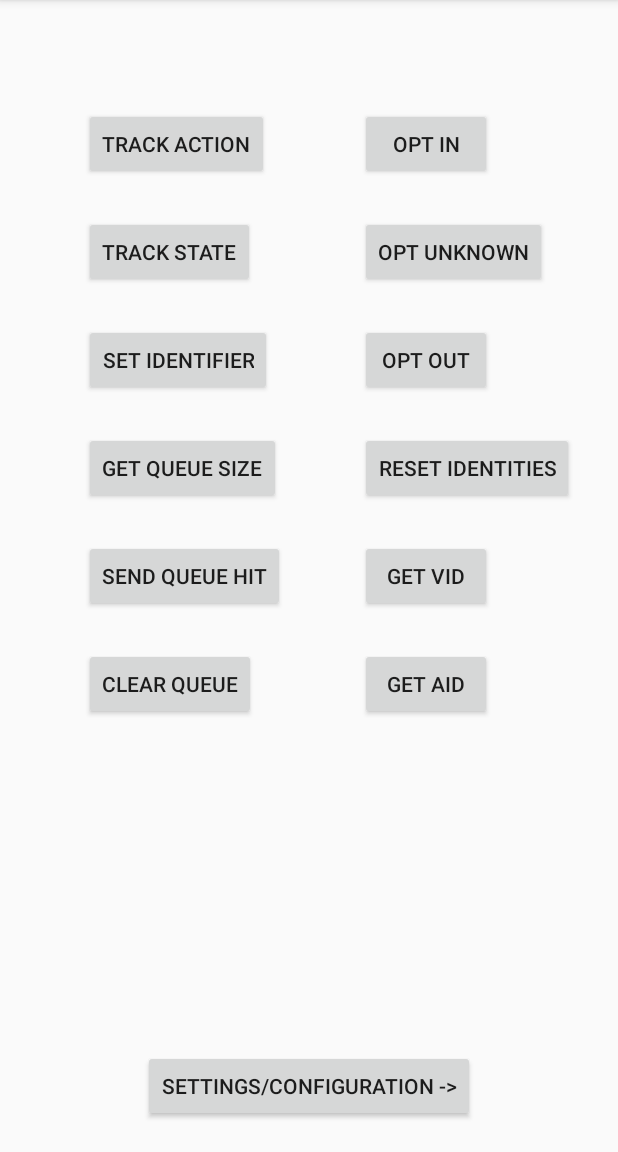
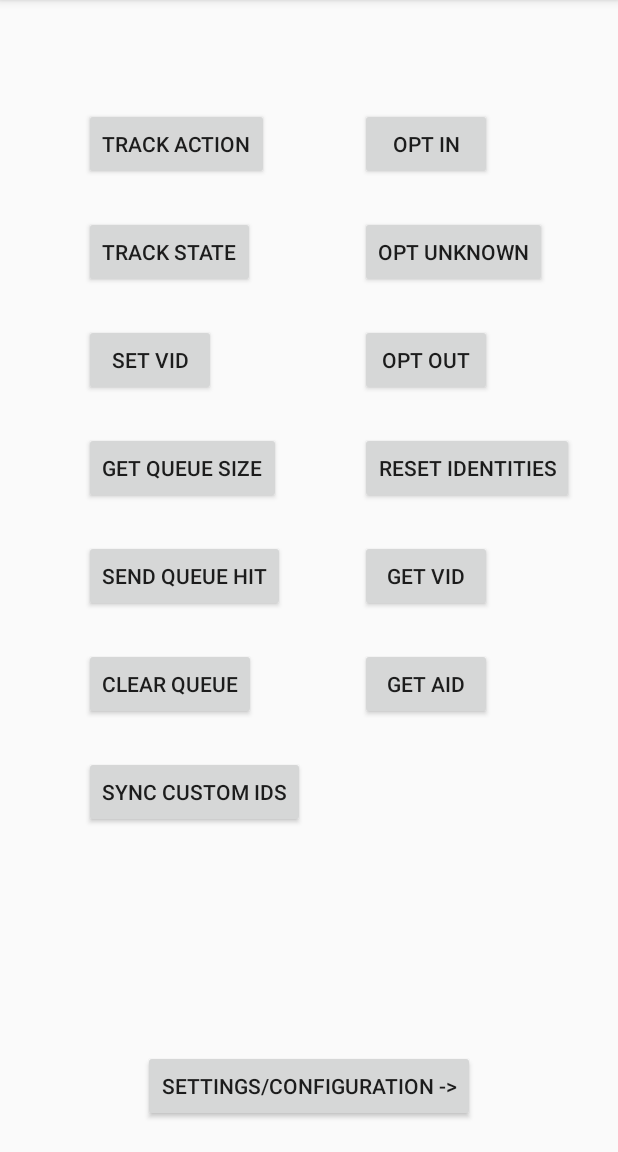
Before and after one commit to adobe/aepsdk-analytics-android, an Android app: the screen it shows after launch (MainActivity), on a phone screen of 412 x 824 dp, the part 84-1236 px from its top. Run offline under Robolectric (Android 15) with nearby library versions, the phone set to English and light mode, and no system bars; 11 statements that could not run were skipped.

```diff
--- a/code/testapp/src/main/res/layout/activity_main.xml
+++ b/code/testapp/src/main/res/layout/activity_main.xml
@@ -33,14 +33,14 @@
 
 
     <Button
-        android:id="@+id/setIdentifier"
+        android:id="@+id/setVid"
         android:layout_width="wrap_content"
         android:layout_height="wrap_content"
         android:layout_marginStart="56dp"
         android:layout_marginLeft="60dp"
         android:layout_marginTop="24dp"
-        android:onClick="setIdentifier"
-        android:text="Set Identifier"
+        android:onClick="setVisitorIdentifier"
+        android:text="Set VID"
         app:layout_constraintStart_toStartOf="parent"
         app:layout_constraintTop_toBottomOf="@+id/trackState" />
 
@@ -51,10 +51,10 @@
         android:layout_marginStart="56dp"
         android:layout_marginLeft="60dp"
         android:layout_marginTop="24dp"
-        android:onClick="trackQueue"
+        android:onClick="getQueueSize"
         android:text="Get Queue Size"
         app:layout_constraintStart_toStartOf="parent"
-        app:layout_constraintTop_toBottomOf="@+id/setIdentifier" />
+        app:layout_constraintTop_toBottomOf="@+id/setVid" />
 
     <Button
         android:id="@+id/sendQueue"
@@ -153,6 +153,18 @@
         app:layout_constraintTop_toBottomOf="@+id/getVid" />
 
     <Button
+        android:id="@+id/syncCustomIdentifiers"
+        android:layout_width="wrap_content"
+        android:layout_height="wrap_content"
+        android:layout_marginStart="56dp"
+        android:layout_marginLeft="60dp"
+        android:layout_marginTop="24dp"
+        android:onClick="syncCustomIdentifiers"
+        android:text="Sync Custom IDs"
+        app:layout_constraintStart_toStartOf="parent"
+        app:layout_constraintTop_toBottomOf="@+id/clearQueue" />
+
+    <Button
         android:id="@+id/buttonConfig"
         android:layout_width="wrap_content"
         android:layout_height="wrap_content"
```
Also changed, not shown: code/testapp/src/main/java/com/adobe/analyticstestapp/MainActivity.java (+16 -22 lines).
